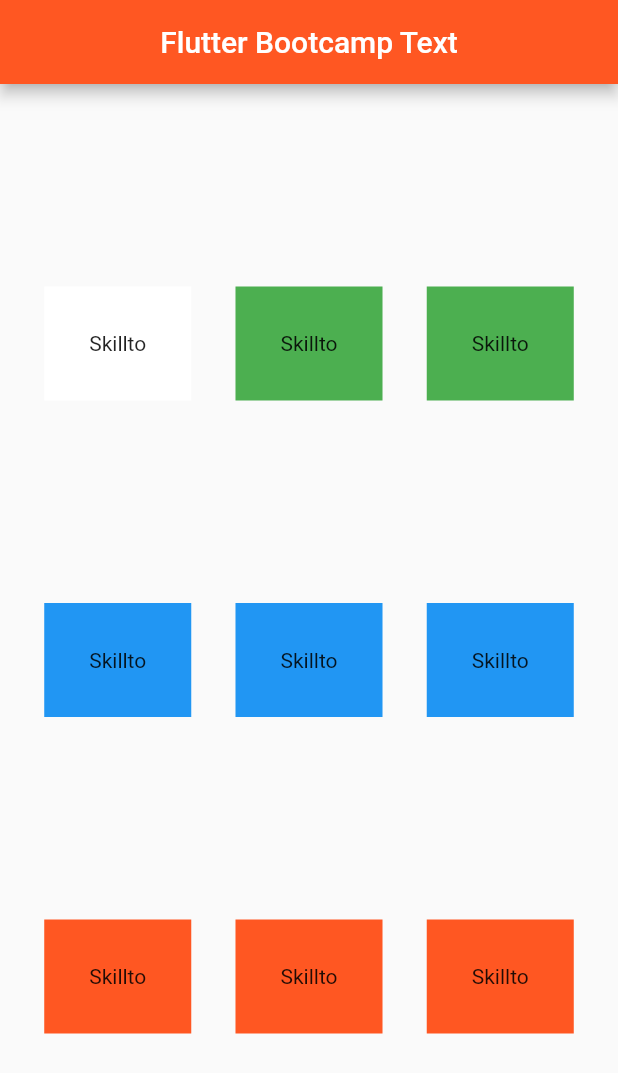
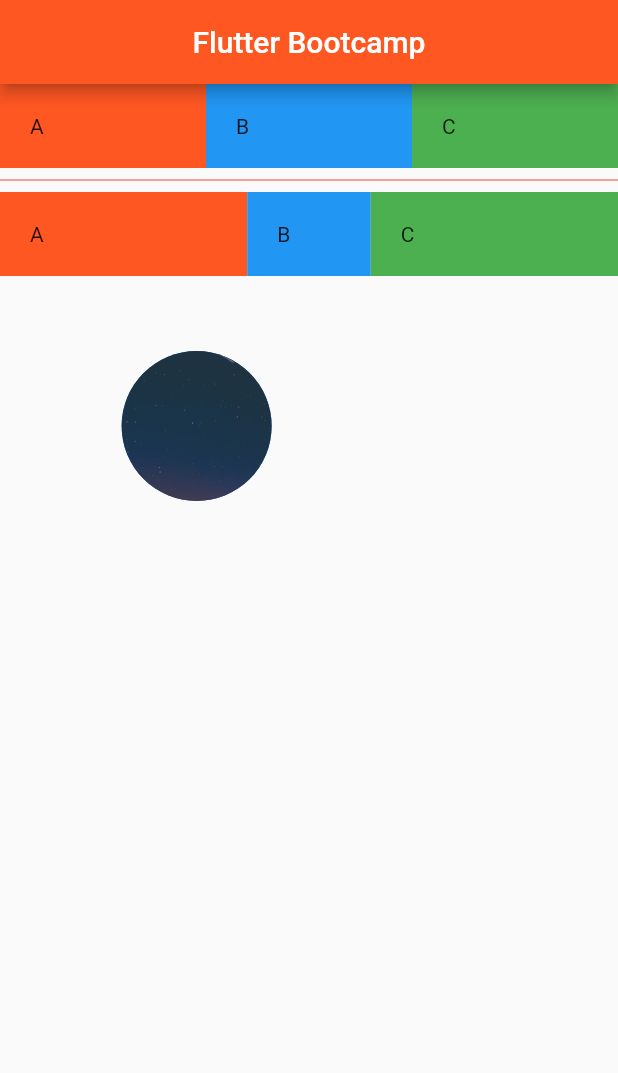
Before and after one commit to gokuldh/flutter_app, a Flutter app: the screen it shows after launch, on a phone screen of 412 x 824 dp. Shown: the top 1073 px of the screen. Run offline on Flutter 3.47's test engine with Material 2 defaults, Android fonts, the phone set to English and light mode, and no system bars.

Commit message:
Day 4 Part 1
Flex Boxes, Expanded, Circle Avatar

```diff
--- a/lib/main.dart
+++ b/lib/main.dart
@@ -17,66 +17,91 @@ class FlutterBootcamp extends StatelessWidget{
           backgroundColor: Colors.deepOrange,
           centerTitle: true,
         ),
-        body: Row(
-          mainAxisAlignment: MainAxisAlignment.spaceEvenly,
+        body: Column(
           children: [
-            Column(
-              mainAxisAlignment: MainAxisAlignment.spaceEvenly,
+            Row(
               children: [
-                Container(
-                  color: Colors.white,
-                  child: Text("Skillto"),
-                  padding: EdgeInsets.all(30),
+                Expanded(
+                  flex: 1,
+                  child: Container(
+                    padding: EdgeInsets.all(20),
+                    color: Colors.deepOrange,
+                    child: Text("A"),
+                  ),
                 ),
-                Container(
-                  color: Colors.blue,
-                  child: Text("Skillto"),
-                  padding: EdgeInsets.all(30),
+                Expanded(
+                  flex: 1,
+                  child: Container(
+                    padding: EdgeInsets.all(20),
+                    color: Colors.blue,
+                    child: Text("B"),
+                  ),
                 ),
-                Container(
-                  color: Colors.deepOrange,
-                  child: Text("Skillto"),
-                  padding: EdgeInsets.all(30),
+                Expanded(
+                  flex: 1,
+                  child: Container(
+                    padding: EdgeInsets.all(20),
+                    color: Colors.green,
+                    child: Text("C"),
+                  ),
                 ),
               ],
             ),
-            Column(
-              mainAxisAlignment: MainAxisAlignment.spaceEvenly,
+            Divider(
+              color: Colors.red,
+            ),
+            Row(
               children: [
-                Container(
-                  color: Colors.green,
-                  child: Text("Skillto"),
-                  padding: EdgeInsets.all(30),
+                Expanded(
+                  flex: 2,
+                  child: Container(
+                    padding: EdgeInsets.all(20),
+                    color: Colors.deepOrange,
+                    child: Text("A"),
+                  ),
                 ),
-                Container(
-                  color: Colors.blue,
-                  child: Text("Skillto"),
-                  padding: EdgeInsets.all(30),
+                Expanded(
+                  flex: 1,
+                  child: Container(
+                    padding: EdgeInsets.all(20),
+                    color: Colors.blue,
+                    child: Text("B"),
+                  ),
                 ),
-                Container(
-                  color: Colors.deepOrange,
-                  child: Text("Skillto"),
-                  padding: EdgeInsets.all(30),
+                Expanded(
+                  flex: 2,
+                  child: Container(
+                    padding: EdgeInsets.all(20),
+                    color: Colors.green,
+                    child: Text("C"),
+                  ),
                 ),
               ],
             ),
-            Column(
-              mainAxisAlignment: MainAxisAlignment.spaceEvenly,
+            SizedBox(
+              height: 50,
+            ),
+            Row(
               children: [
-                Container(
-                  color: Colors.green,
-                  child: Text("Skillto"),
-                  padding: EdgeInsets.all(30),
+                Expanded(
+                  flex: 1,
+                  child: Container(
+                    padding: EdgeInsets.all(20),
+
+                  ),
                 ),
-                Container(
-                  color: Colors.blue,
-                  child: Text("Skillto"),
-                  padding: EdgeInsets.all(30),
+                Expanded(
+                  flex: 5,
+                  child: CircleAvatar(
+                    backgroundImage: AssetImage('assets/sky.jpg'),
+                    radius: 50,
+                  ),
                 ),
-                Container(
-                  color: Colors.deepOrange,
-                  child: Text("Skillto"),
-                  padding: EdgeInsets.all(30),
+                Expanded(
+                  flex: 5,
+                  child: Container(
+                    padding: EdgeInsets.all(20),
+                  ),
                 ),
               ],
             ),
--- a/lib/strings.dart
+++ b/lib/strings.dart
@@ -1,6 +1,6 @@
 class Strings {
 
-  static const String titletext = "Flutter Bootcamp Text";
-  static const String bodytext = "My Name is Vardaan Text";
+  static const String titletext = "Flutter Bootcamp";
+  static const String bodytext = "My Name is Vardaan";
 
 }
```
